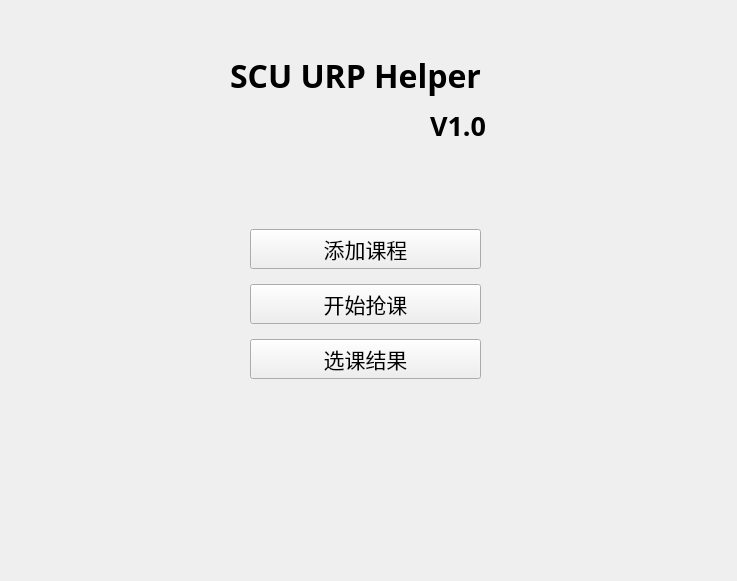
Before: the Qt Designer form ui/menu.ui in assumeengagetry/SCU-URP-Helper, drawn with Qt 5.
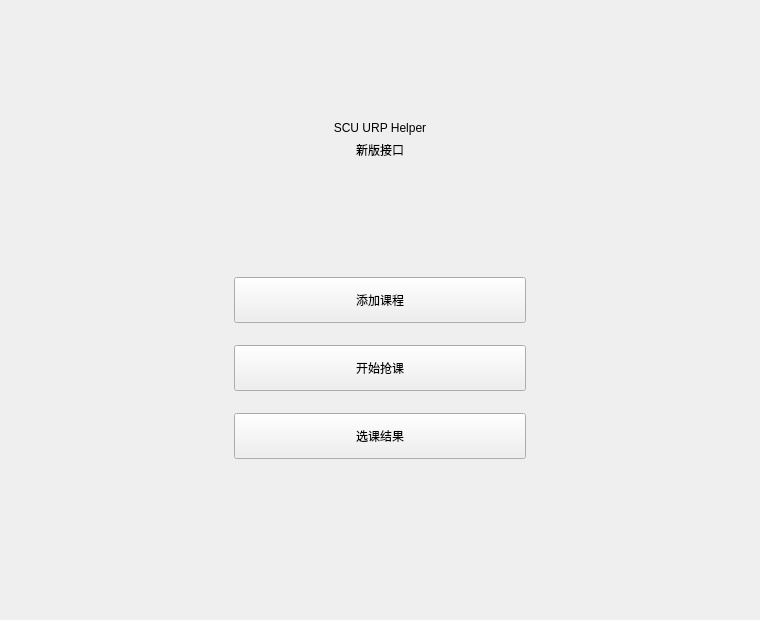
After: the same form once the commit is applied.

Diff of the .ui file:
```diff
--- a/ui/menu.ui
+++ b/ui/menu.ui
@@ -6,30 +6,133 @@
    <rect>
     <x>0</x>
     <y>0</y>
-    <width>737</width>
-    <height>581</height>
+    <width>760</width>
+    <height>620</height>
    </rect>
   </property>
+  <property name="minimumSize">
+   <size>
+    <width>640</width>
+    <height>520</height>
+   </size>
+  </property>
   <property name="windowTitle">
    <string>SCU URP Helper</string>
   </property>
-  <widget class="QWidget" name="verticalLayoutWidget">
-   <property name="geometry">
-    <rect>
-     <x>250</x>
-     <y>220</y>
-     <width>231</width>
-     <height>171</height>
-    </rect>
+  <layout class="QVBoxLayout" name="pageLayout">
+   <property name="leftMargin">
+    <number>48</number>
+   </property>
+   <property name="topMargin">
+    <number>48</number>
+   </property>
+   <property name="rightMargin">
+    <number>48</number>
+   </property>
+   <property name="bottomMargin">
+    <number>48</number>
+   </property>
+   <item>
+    <spacer name="topSpacer">
+     <property name="orientation">
+      <enum>Qt::Vertical</enum>
+     </property>
+     <property name="sizeHint" stdset="0">
+      <size>
+       <width>20</width>
+       <height>40</height>
+      </size>
+     </property>
+    </spacer>
+   </item>
+   <item>
+    <widget class="QLabel" name="label_3">
+     <property name="alignment">
+      <set>Qt::AlignCenter</set>
+     </property>
+     <property name="text">
+      <string>SCU URP Helper</string>
+     </property>
+    </widget>
+   </item>
+   <item>
+    <widget class="QLabel" name="label_4">
+     <property name="alignment">
+      <set>Qt::AlignCenter</set>
+     </property>
+     <property name="text">
+      <string>新版接口</string>
+     </property>
+    </widget>
+   </item>
+   <item>
+    <spacer name="titleSpacer">
+     <property name="orientation">
+      <enum>Qt::Vertical</enum>
+     </property>
+     <property name="sizeHint" stdset="0">
+      <size>
+       <width>20</width>
+       <height>42</height>
+      </size>
+     </property>
+    </spacer>
+   </item>
+   <item>
+    <layout class="QHBoxLayout" name="centerLayout">
+     <item>
+      <spacer name="leftSpacer">
+       <property name="orientation">
+        <enum>Qt::Horizontal</enum>
+       </property>
+       <property name="sizeHint" stdset="0">
+        <size>
+         <width>120</width>
+         <height>20</height>
+        </size>
+       </property>
+      </spacer>
+     </item>
+     <item>
+      <widget class="QFrame" name="menuCard">
+       <property name="minimumSize">
+        <size>
+         <width>360</width>
+         <height>260</height>
+        </size>
+       </property>
+       <property name="maximumSize">
+        <size>
+         <width>430</width>
+         <height>16777215</height>
+        </size>
+       </property>
+       <property name="frameShape">
+        <enum>QFrame::NoFrame</enum>
    </property>
    <layout class="QVBoxLayout" name="verticalLayout">
+        <property name="leftMargin">
+         <number>34</number>
+        </property>
+        <property name="topMargin">
+         <number>34</number>
+        </property>
+        <property name="rightMargin">
+         <number>34</number>
+        </property>
+        <property name="bottomMargin">
+         <number>34</number>
+        </property>
+        <property name="spacing">
+         <number>18</number>
+        </property>
     <item>
      <widget class="QPushButton" name="add_btn">
-      <property name="font">
-       <font>
-        <family>微软雅黑</family>
-        <pointsize>16</pointsize>
-       </font>
+          <property name="minimumSize">
+           <size>
+            <width>0</width>
+            <height>46</height>
+           </size>
       </property>
       <property name="text">
        <string>添加课程</string>
@@ -38,11 +141,11 @@
     </item>
     <item>
      <widget class="QPushButton" name="start_btn">
-      <property name="font">
-       <font>
-        <family>微软雅黑</family>
-        <pointsize>16</pointsize>
-       </font>
+          <property name="minimumSize">
+           <size>
+            <width>0</width>
+            <height>46</height>
+           </size>
       </property>
       <property name="text">
        <string>开始抢课</string>
@@ -51,11 +154,11 @@
     </item>
     <item>
      <widget class="QPushButton" name="query_btn">
-      <property name="font">
-       <font>
-        <family>微软雅黑</family>
-        <pointsize>16</pointsize>
-       </font>
+          <property name="minimumSize">
+           <size>
+            <width>0</width>
+            <height>46</height>
+           </size>
       </property>
       <property name="text">
        <string>选课结果</string>
@@ -64,48 +167,36 @@
     </item>
    </layout>
   </widget>
-  <widget class="QLabel" name="label_3">
-   <property name="geometry">
-    <rect>
-     <x>230</x>
-     <y>40</y>
-     <width>261</width>
-     <height>71</height>
-    </rect>
-   </property>
-   <property name="font">
-    <font>
-     <family>微软雅黑</family>
-     <pointsize>24</pointsize>
-     <weight>75</weight>
-     <bold>true</bold>
-    </font>
-   </property>
-   <property name="text">
-    <string>SCU URP Helper</string>
-   </property>
-  </widget>
-  <widget class="QLabel" name="label_4">
-   <property name="geometry">
-    <rect>
-     <x>430</x>
-     <y>110</y>
-     <width>61</width>
-     <height>31</height>
-    </rect>
-   </property>
-   <property name="font">
-    <font>
-     <family>微软雅黑</family>
-     <pointsize>20</pointsize>
-     <weight>75</weight>
-     <bold>true</bold>
-    </font>
-   </property>
-   <property name="text">
-    <string>V1.0</string>
-   </property>
-  </widget>
+     </item>
+     <item>
+      <spacer name="rightSpacer">
+       <property name="orientation">
+        <enum>Qt::Horizontal</enum>
+       </property>
+       <property name="sizeHint" stdset="0">
+        <size>
+         <width>120</width>
+         <height>20</height>
+        </size>
+       </property>
+      </spacer>
+     </item>
+    </layout>
+   </item>
+   <item>
+    <spacer name="bottomSpacer">
+     <property name="orientation">
+      <enum>Qt::Vertical</enum>
+     </property>
+     <property name="sizeHint" stdset="0">
+      <size>
+       <width>20</width>
+       <height>70</height>
+      </size>
+     </property>
+    </spacer>
+   </item>
+  </layout>
  </widget>
  <resources/>
  <connections/>
```
Lines whose indentation alone changed are shown as unchanged.
